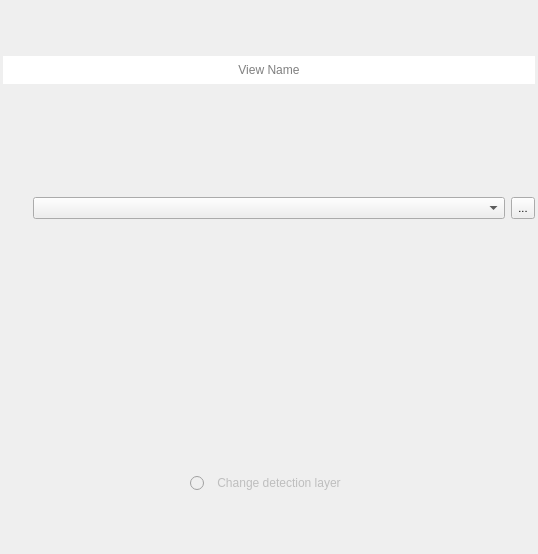
Above: ui/layer_view_widget.ui from SMByC/PCA4CD before the change. Below: the same form after it.
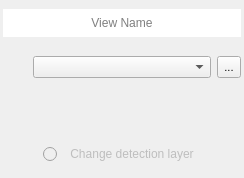
That is the form after the change. Icons and pictures are not drawn. Custom widgets are drawn as their Qt base class.

Commit message: UI sizes adjusted

The edit to the form file:
```diff
--- a/ui/layer_view_widget.ui
+++ b/ui/layer_view_widget.ui
@@ -2,14 +2,6 @@
 <ui version="4.0">
  <class>ViewWidget</class>
  <widget class="QWidget" name="ViewWidget">
-  <property name="geometry">
-   <rect>
-    <x>0</x>
-    <y>0</y>
-    <width>538</width>
-    <height>554</height>
-   </rect>
-  </property>
   <layout class="QVBoxLayout" name="verticalLayout">
    <property name="spacing">
     <number>3</number>
@@ -176,6 +168,12 @@
        <verstretch>0</verstretch>
       </sizepolicy>
      </property>
+     <property name="minimumSize">
+      <size>
+       <width>100</width>
+       <height>100</height>
+      </size>
+     </property>
     </widget>
    </item>
    <item>
```
The commit also changes 5 other files.
